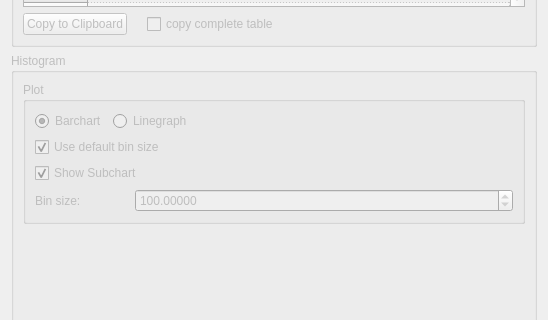
Old version of the form Plugins/org.mitk.gui.qt.measurementtoolbox/src/internal/QmitkImageStatisticsViewControls.ui in the repository MITK/MITK; both pictures show x 0 to 548 and y 279 to 599 of the 548 by 800 pixel window.
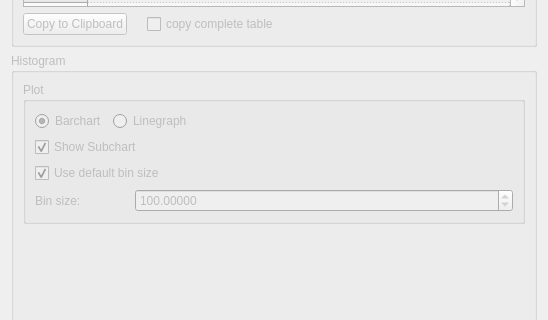
New version of the form. Custom widgets are drawn as their Qt base class.

Commit message: Updated tooltip and legend

```diff
--- a/Plugins/org.mitk.gui.qt.measurementtoolbox/src/internal/QmitkImageStatisticsViewControls.ui
+++ b/Plugins/org.mitk.gui.qt.measurementtoolbox/src/internal/QmitkImageStatisticsViewControls.ui
@@ -454,9 +454,9 @@
           </layout>
          </item>
          <item>
-          <widget class="QCheckBox" name="m_UseDefaultBinSizeBox">
+          <widget class="QCheckBox" name="m_ShowSubchartCheckBox">
            <property name="text">
-            <string>Use default bin size</string>
+            <string>Show Subchart</string>
            </property>
            <property name="checked">
             <bool>true</bool>
@@ -464,9 +464,9 @@
           </widget>
          </item>
          <item>
-          <widget class="QCheckBox" name="m_ShowSubchartCheckBox">
+          <widget class="QCheckBox" name="m_UseDefaultBinSizeBox">
            <property name="text">
-            <string>Show Subchart</string>
+            <string>Use default bin size</string>
            </property>
            <property name="checked">
             <bool>true</bool>
```
The commit also changes 2 other files.
